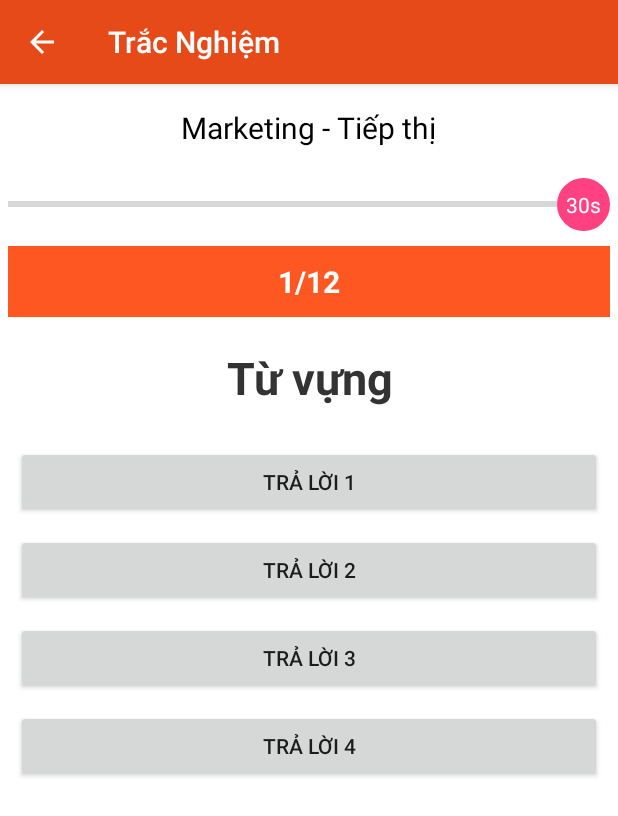
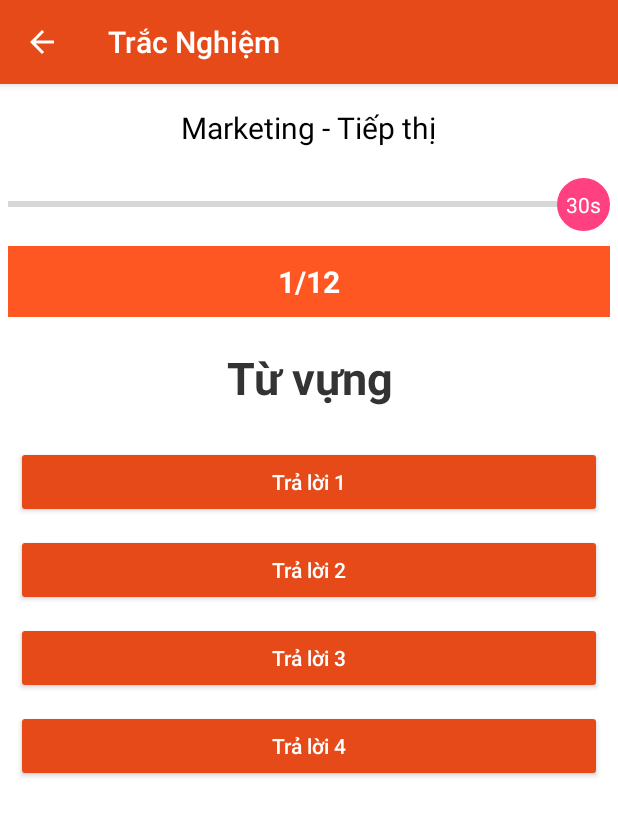
Before and after one commit to kentdzai/ToeicWords-bak, an Android app: the TracNghiemActivity screen opened directly, with no data from a screen before it, on a phone screen of 412 x 824 dp. Shown: the top 816 px of the screen. Run offline under Robolectric (Android 15) with nearby library versions, the phone set to English and light mode, and no system bars; libraries missing offline, so code that uses them is left out: cn.pedant; 1 statement that could not run was skipped.

Commit message:
btnLuyenTap

```diff
--- a/app/src/main/res/values/styles.xml
+++ b/app/src/main/res/values/styles.xml
@@ -14,7 +14,7 @@
         <item name="android:layout_gravity">left|center_vertical</item>
     </style>
 
-    <style name="btnLuyenTap1" parent="Theme.AppCompat.Light">
+    <style name="btnLuyenTap" parent="Theme.AppCompat.Light">
         <item name="android:layout_width">match_parent</item>
         <item name="android:layout_height">wrap_content</item>
         <item name="android:layout_gravity">center_vertical</item>
```
